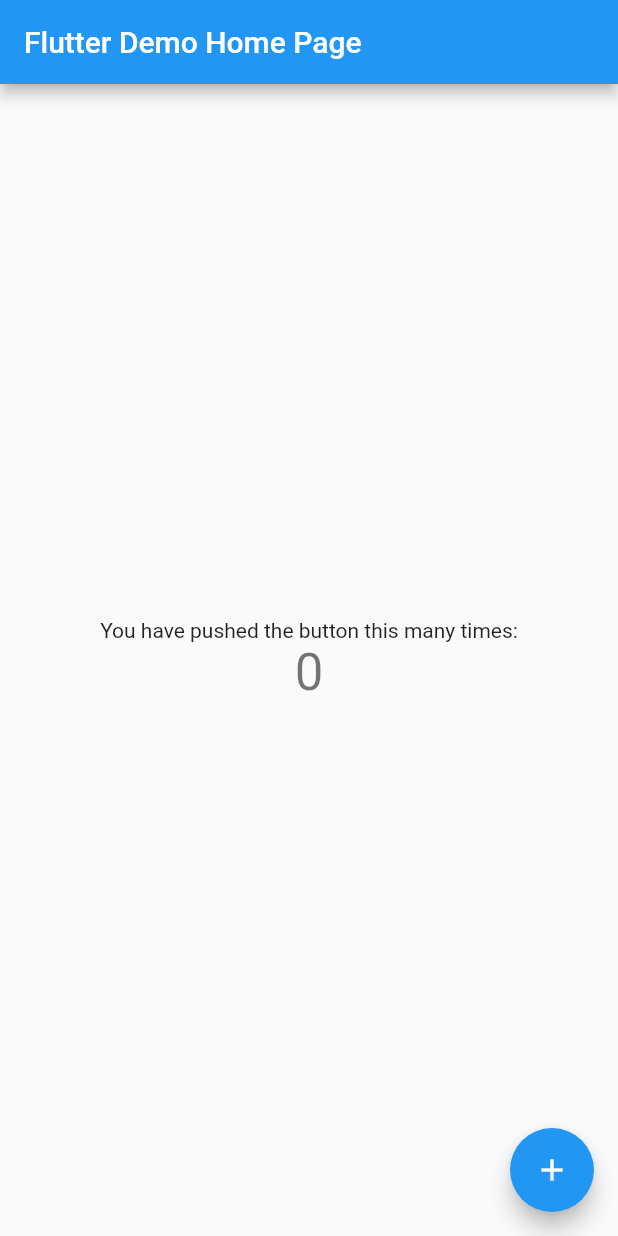
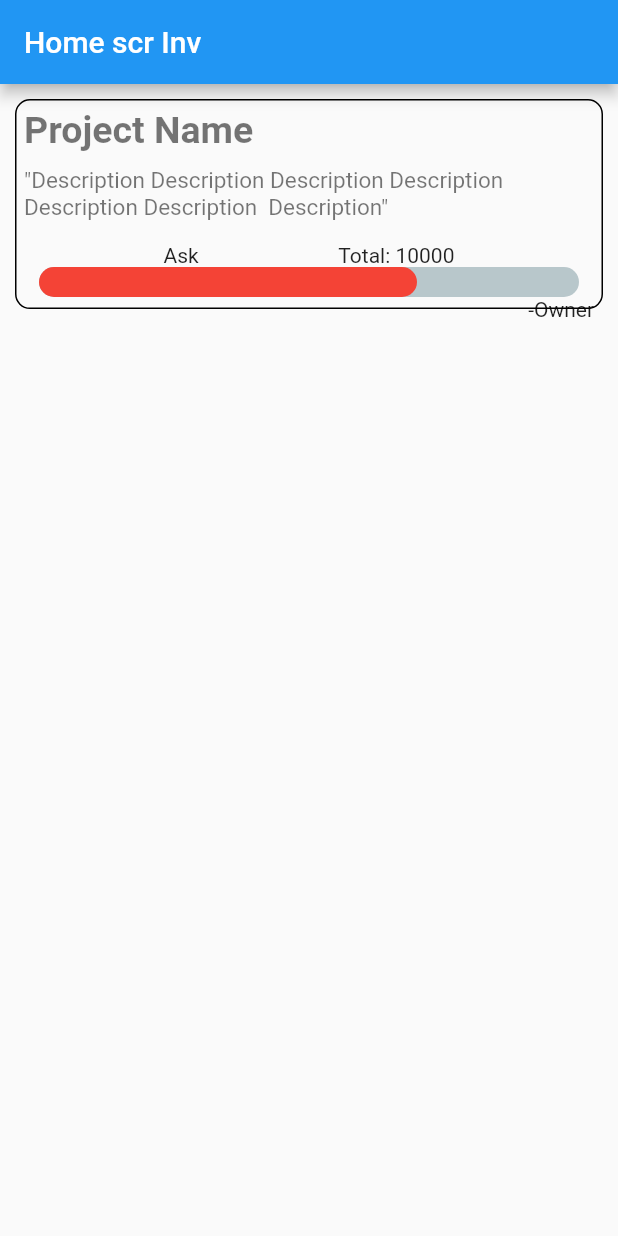
Before and after one commit to PBL-1F12022/Flutter-App, a Flutter app: the screen it shows after launch, on a phone screen of 412 x 824 dp. Run offline on Flutter 3.47's test engine with Material 2 defaults, Android fonts, the phone set to English and light mode, and no system bars; drawn by our look-alikes of percent_indicator.

Commit message:
Basic layout for project profile created.

```diff
--- /dev/null
+++ b/lib/Screens/home_scr_investor.dart
@@ -0,0 +1,16 @@
+// ignore_for_file: use_key_in_widget_constructors, prefer_const_constructors
+
+import 'package:flutter/material.dart';
+import 'package:pbl2022_app/Widgets/Entr_profile_card.dart';
+
+class HomeScreenInvestor extends StatelessWidget {
+  @override
+  Widget build(BuildContext context) {
+    return Scaffold(
+      appBar: AppBar(
+        title: Text('Home scr Inv'),
+      ),
+      body: EntrProfileCard(),
+    );
+  }
+}
--- /dev/null
+++ b/lib/Widgets/Entr_profile_card.dart
@@ -0,0 +1,67 @@
+// ignore_for_file: use_key_in_widget_constructors, prefer_const_literals_to_create_immutables, avoid_unnecessary_containers, prefer_const_constructors
+
+import 'package:flutter/material.dart';
+
+import 'package:percent_indicator/linear_percent_indicator.dart';
+
+class EntrProfileCard extends StatelessWidget {
+  @override
+  Widget build(BuildContext context) {
+    final mediaQuery = MediaQuery.of(context);
+    final theme = Theme.of(context);
+    return Container(
+      margin: EdgeInsets.all(10),
+      padding: EdgeInsets.all(5),
+      width: double.infinity,
+      height: (mediaQuery.size.height) * (17 / 100),
+      decoration: BoxDecoration(
+        border: Border.all(),
+        borderRadius: BorderRadius.all(Radius.circular(10)),
+      ),
+      child: Container(
+        child: Column(
+          mainAxisAlignment: MainAxisAlignment.spaceEvenly,
+          children: <Widget>[
+            Align(
+              alignment: Alignment.topLeft,
+              child: Text(
+                'Project Name',
+                style: theme.textTheme.headline1,
+              ),
+            ),
+            const SizedBox(height: 10),
+            Align(
+              alignment: Alignment.center,
+              child: Text(
+                '"Description Description Description Description Description Description  Description"',
+                style: theme.textTheme.headline2,
+                maxLines: 2,
+                overflow: TextOverflow.clip,
+              ),
+            ),
+            const SizedBox(height: 15),
+            Row(
+              mainAxisAlignment: MainAxisAlignment.spaceEvenly,
+              children: <Widget>[
+                Text('Ask'),
+                Text('Total: ${10000}'),
+              ],
+            ),
+            LinearPercentIndicator(
+              lineHeight: 20,
+              barRadius: Radius.circular(10),
+              percent: 0.7,
+            ),
+            Align(
+              alignment: Alignment.bottomRight,
+              child: Text(
+                '-Owner',
+                textAlign: TextAlign.right,
+              ),
+            ),
+          ],
+        ),
+      ),
+    );
+  }
+}
--- a/lib/main.dart
+++ b/lib/main.dart
@@ -1,115 +1,30 @@
+// ignore_for_file: prefer_const_constructors, use_key_in_widget_constructors
+
 import 'package:flutter/material.dart';
 
+import 'package:pbl2022_app/Screens/home_scr_investor.dart';
+
 void main() {
-  runApp(const MyApp());
+  runApp(MyApp());
 }
 
 class MyApp extends StatelessWidget {
-  const MyApp({Key? key}) : super(key: key);
-
   // This widget is the root of your application.
   @override
   Widget build(BuildContext context) {
     return MaterialApp(
       title: 'Flutter Demo',
       theme: ThemeData(
-        // This is the theme of your application.
-        //
-        // Try running your application with "flutter run". You'll see the
-        // application has a blue toolbar. Then, without quitting the app, try
-        // changing the primarySwatch below to Colors.green and then invoke
-        // "hot reload" (press "r" in the console where you ran "flutter run",
-        // or simply save your changes to "hot reload" in a Flutter IDE).
-        // Notice that the counter didn't reset back to zero; the application
-        // is not restarted.
         primarySwatch: Colors.blue,
+        textTheme: TextTheme(
+          headline1: TextStyle(fontWeight: FontWeight.bold, fontSize: 25),
+          headline2: TextStyle(fontWeight: FontWeight.w400, fontSize: 15),
+          bodyText1: TextStyle(
+            fontSize: 20,
+          ),
+        ),
       ),
-      home: const MyHomePage(title: 'Flutter Demo Home Page'),
+      home: HomeScreenInvestor(),
     );
   }
 }
-
-class MyHomePage extends StatefulWidget {
-  const MyHomePage({Key? key, required this.title}) : super(key: key);
-
-  // This widget is the home page of your application. It is stateful, meaning
-  // that it has a State object (defined below) that contains fields that affect
-  // how it looks.
-
-  // This class is the configuration for the state. It holds the values (in this
-  // case the title) provided by the parent (in this case the App widget) and
-  // used by the build method of the State. Fields in a Widget subclass are
-  // always marked "final".
-
-  final String title;
-
-  @override
-  State<MyHomePage> createState() => _MyHomePageState();
-}
-
-class _MyHomePageState extends State<MyHomePage> {
-  int _counter = 0;
-
-  void _incrementCounter() {
-    setState(() {
-      // This call to setState tells the Flutter framework that something has
-      // changed in this State, which causes it to rerun the build method below
-      // so that the display can reflect the updated values. If we changed
-      // _counter without calling setState(), then the build method would not be
-      // called again, and so nothing would appear to happen.
-      _counter++;
-    });
-  }
-
-  @override
-  Widget build(BuildContext context) {
-    // This method is rerun every time setState is called, for instance as done
-    // by the _incrementCounter method above.
-    //
-    // The Flutter framework has been optimized to make rerunning build methods
-    // fast, so that you can just rebuild anything that needs updating rather
-    // than having to individually change instances of widgets.
-    return Scaffold(
-      appBar: AppBar(
-        // Here we take the value from the MyHomePage object that was created by
-        // the App.build method, and use it to set our appbar title.
-        title: Text(widget.title),
-      ),
-      body: Center(
-        // Center is a layout widget. It takes a single child and positions it
-        // in the middle of the parent.
-        child: Column(
-          // Column is also a layout widget. It takes a list of children and
-          // arranges them vertically. By default, it sizes itself to fit its
-          // children horizontally, and tries to be as tall as its parent.
-          //
-          // Invoke "debug painting" (press "p" in the console, choose the
-          // "Toggle Debug Paint" action from the Flutter Inspector in Android
-          // Studio, or the "Toggle Debug Paint" command in Visual Studio Code)
-          // to see the wireframe for each widget.
-          //
-          // Column has various properties to control how it sizes itself and
-          // how it positions its children. Here we use mainAxisAlignment to
-          // center the children vertically; the main axis here is the vertical
-          // axis because Columns are vertical (the cross axis would be
-          // horizontal).
-          mainAxisAlignment: MainAxisAlignment.center,
-          children: <Widget>[
-            const Text(
-              'You have pushed the button this many times:',
-            ),
-            Text(
-              '$_counter',
-              style: Theme.of(context).textTheme.headline4,
-            ),
-          ],
-        ),
-      ),
-      floatingActionButton: FloatingActionButton(
-        onPressed: _incrementCounter,
-        tooltip: 'Increment',
-        child: const Icon(Icons.add),
-      ), // This trailing comma makes auto-formatting nicer for build methods.
-    );
-  }
-}
--- a/pubspec.yaml
+++ b/pubspec.yaml
@@ -18,7 +18,7 @@ publish_to: 'none' # Remove this line if you wish to publish to pub.dev
 version: 1.0.0+1
 
 environment:
-  sdk: ">=2.16.0 <3.0.0"
+  sdk: ">=2.1.0 <3.0.0"
 
 # Dependencies specify other packages that your package needs in order to work.
 # To automatically upgrade your package dependencies to the latest versions
@@ -27,6 +27,7 @@ environment:
 # the latest version available on pub.dev. To see which dependencies have newer
 # versions available, run `flutter pub outdated`.
 dependencies:
+  percent_indicator: ^4.0.0
   flutter:
     sdk: flutter
 
```
Also changed, not shown: pubspec.lock.
